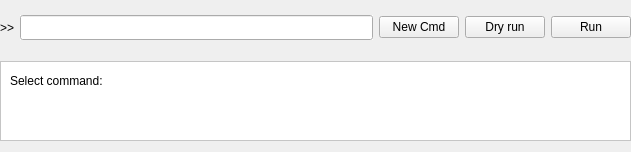
Old version of the form nicos_ess/gui/panels/ui_files/cmdbuilder.ui in the repository ess-dmsc/nicos.
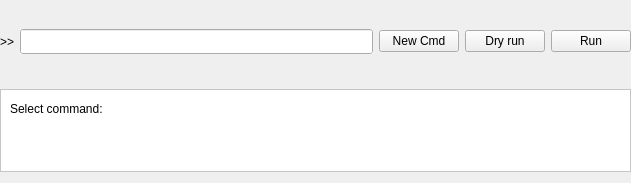
New version of the form. Icons and pictures are not drawn. Custom widgets are drawn as their Qt base class.

Commit message: changing command line widget background color using stylesheet in qss file instead of QPalette

```diff
--- a/nicos_ess/gui/panels/ui_files/cmdbuilder.ui
+++ b/nicos_ess/gui/panels/ui_files/cmdbuilder.ui
@@ -7,7 +7,7 @@
     <x>0</x>
     <y>0</y>
     <width>631</width>
-    <height>152</height>
+    <height>183</height>
    </rect>
   </property>
   <property name="sizePolicy">
@@ -19,6 +19,9 @@
   <property name="windowTitle">
    <string>Form</string>
   </property>
+  <property name="autoFillBackground">
+   <bool>true</bool>
+  </property>
   <layout class="QVBoxLayout" name="verticalLayout">
    <property name="leftMargin">
     <number>0</number>
```
Left out of the diff: 12 changed lines with no effect on the pictures. The commit also changes 3 other files.
